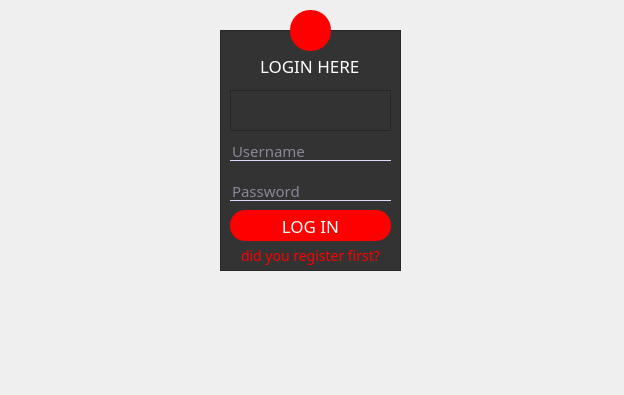
Qt form mainwindow.ui (parastoo-gholami/library) before a commit.
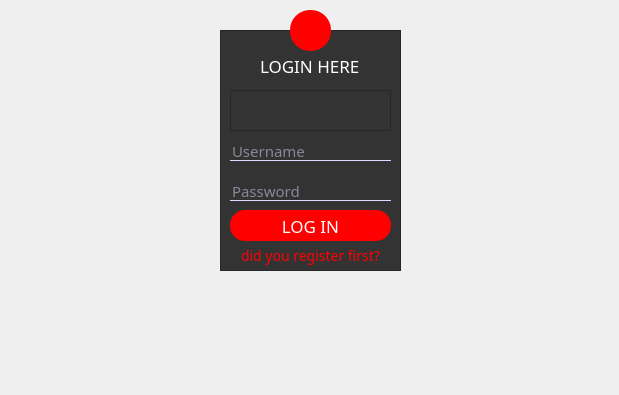
The same form after that commit. Icons and pictures are not drawn.

```diff
--- a/mainwindow.ui
+++ b/mainwindow.ui
@@ -6,7 +6,7 @@
    <rect>
     <x>0</x>
     <y>0</y>
-    <width>624</width>
+    <width>619</width>
     <height>395</height>
    </rect>
   </property>
@@ -71,6 +71,18 @@
 {
 font-size :12px;
 color :#dddbff;
+}
+#exit
+{
+background : transparent;
+border-color:rgb(48, 64, 66,0.75);
+fonr-size:16px;
+color:red;
+border-radius: 10px;
+}
+#exit:hover
+{
+color:#379eff;
 }</string>
   </property>
   <property name="toolButtonStyle">
```
Left out of the diff: 2 changed lines with no effect on the pictures.
